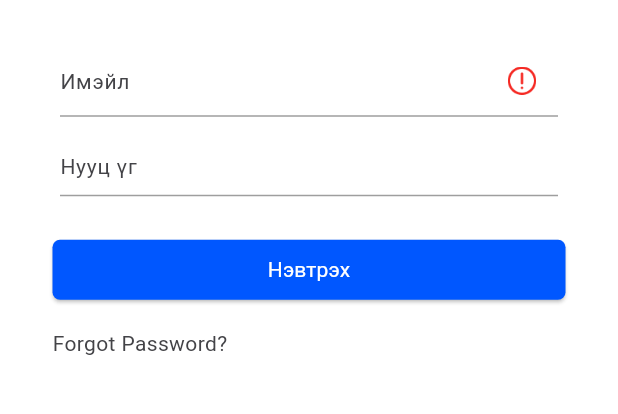
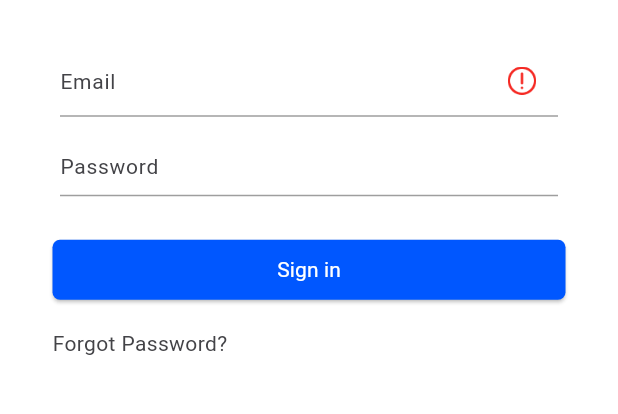
Before and after one commit to Tsogbadrakh-G/Language-exchange-app, a Flutter app: the screen it shows after launch, after a tap on "ШУУД НЭВТРЭХ", on a phone screen of 412 x 824 dp, the part 531-945 px from its top. Run offline on Flutter 3.47's test engine with Material 2 defaults, Android fonts, the phone set to English and light mode, and no system bars; our stand-ins replace cached_network_image, cloud_firestore, custom_refresh_indicator, dio, dropdown_button2, email_validator and 13 more; missing offline and left inert: agora_rtc_engine; accounts and stored records are empty; Roboto replaces fonts that are missing (Nunito).

Commit message:
Update login.dart

```diff
--- a/degree/lib/pages/login_screens/login.dart
+++ b/degree/lib/pages/login_screens/login.dart
@@ -54,11 +54,12 @@ class _LogInState extends State<LogIn> {
     }
 
     if (_isEmptyMail && _isEmptyPass) {
-      SomniAlerts.showMyDialog(context, 'Та майл болон нууц үгээ оруулна уу!');
+      SomniAlerts.showMyDialog(
+          context, 'Please enter your email and password!');
     } else if (_isEmptyMail) {
-      SomniAlerts.showMyDialog(context, 'Та майл-ээ оруулна уу!');
+      SomniAlerts.showMyDialog(context, 'Please enter your email!');
     } else if (_isEmptyPass) {
-      SomniAlerts.showMyDialog(context, 'Та нууц үгээ оруулна уу!');
+      SomniAlerts.showMyDialog(context, 'Please enter your password!');
     }
     //print('validation mail: $_isEmptyMail, pass: $_isEmptyPass');
   }
@@ -95,22 +96,23 @@ class _LogInState extends State<LogIn> {
       if (e.code == 'user-not-found') {
         // ignore: use_build_context_synchronously
         SomniAlerts.showMyDialog(
-            context, 'Таны оруулсан бүтгэлтэй хэрэглэгч байхгүй байна!');
+            context, 'There are no registered users you have entered!');
       } else if (e.code == 'wrong-password') {
         // ignore: use_build_context_synchronously
-        SomniAlerts.showMyDialog(context, 'Таны оруулсан нууц үг буруу байна!');
+        SomniAlerts.showMyDialog(
+            context, 'The password you entered is incorrect!');
       } else if (e.code == 'invalid-email') {
         // ignore: use_build_context_synchronously
         SomniAlerts.showMyDialog(
-            context, 'Таны оруулсан имэйл хаяг буруу байна!');
+            context, 'The email address you entered is incorrect!');
       } else if (e.code == 'INVALID_LOGIN_CREDENTIALS') {
         // ignore: use_build_context_synchronously
         SomniAlerts.showMyDialog(context,
-            'Та өөрийн оруулсан нууц үг болон мэйлээ зөв эсэхийг шалгана уу!');
+            'Please check that the password and email you entered are correct!');
       } else if (e.code == 'network-request-failed') {
         // ignore: use_build_context_synchronously
         SomniAlerts.showMyDialog(
-            context, 'Та интернетэд холбогдсон эсэхээ шалгана уу!');
+            context, 'Make sure you are connected to the Internet!');
       }
 
       log('sign in exception: ${e.toString()}, code: ${e.code}');
@@ -199,7 +201,7 @@ class _LogInState extends State<LogIn> {
                                 color: Color(0xff434347),
                               ),
                             ),
-                            hintText: 'Имэйл',
+                            hintText: 'Email',
                             hintStyle: const TextStyle(
                                 color: Color(0xff434347),
                                 fontFamily: 'Nunito',
@@ -232,7 +234,7 @@ class _LogInState extends State<LogIn> {
                               ),
                             ),
                             border: InputBorder.none,
-                            hintText: 'Нууц үг',
+                            hintText: 'Password',
                             hintStyle: TextStyle(
                                 color: Color(0xff434347),
                                 fontFamily: 'Nunito',
@@ -257,7 +259,6 @@ class _LogInState extends State<LogIn> {
                                 setState(() {
                                   email = usermailcontroller.text;
                                   password = userpasswordcontroller.text;
-                                  //log('email: $email, pass: $password');
                                 });
                               }
                               userLogin();
@@ -270,7 +271,7 @@ class _LogInState extends State<LogIn> {
                             backgroundColor: const Color(0xff0057ff),
                           ),
                           child: const Text(
-                            'Нэвтрэх',
+                            'Sign in',
                             style: TextStyle(
                                 color: Colors.white,
                                 fontFamily: 'Nunito',
```
